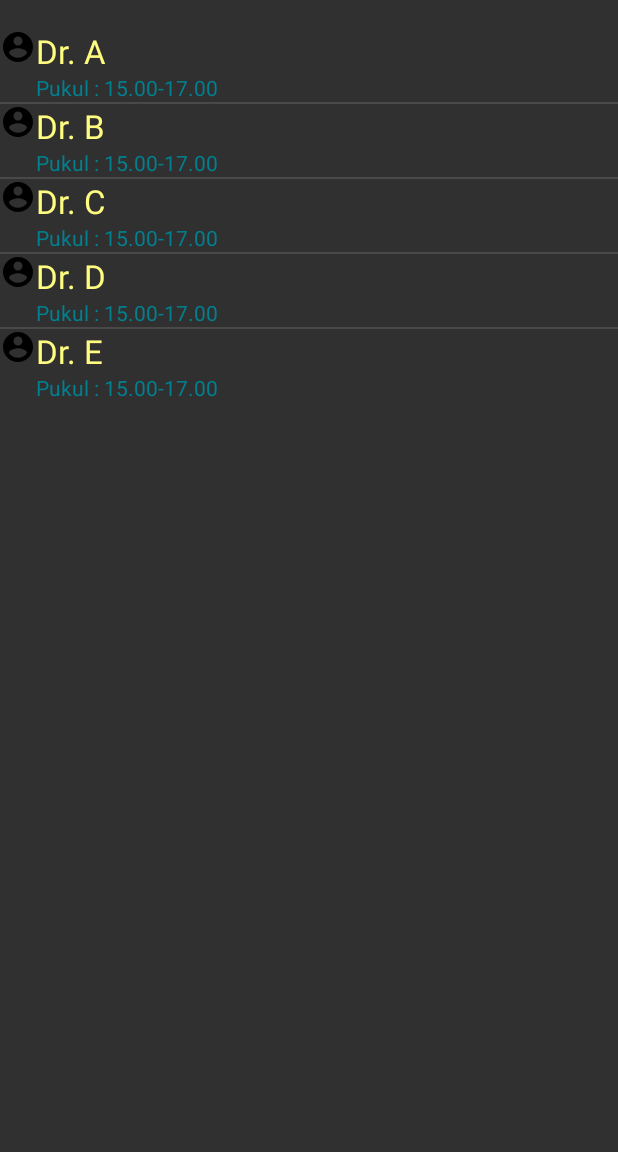
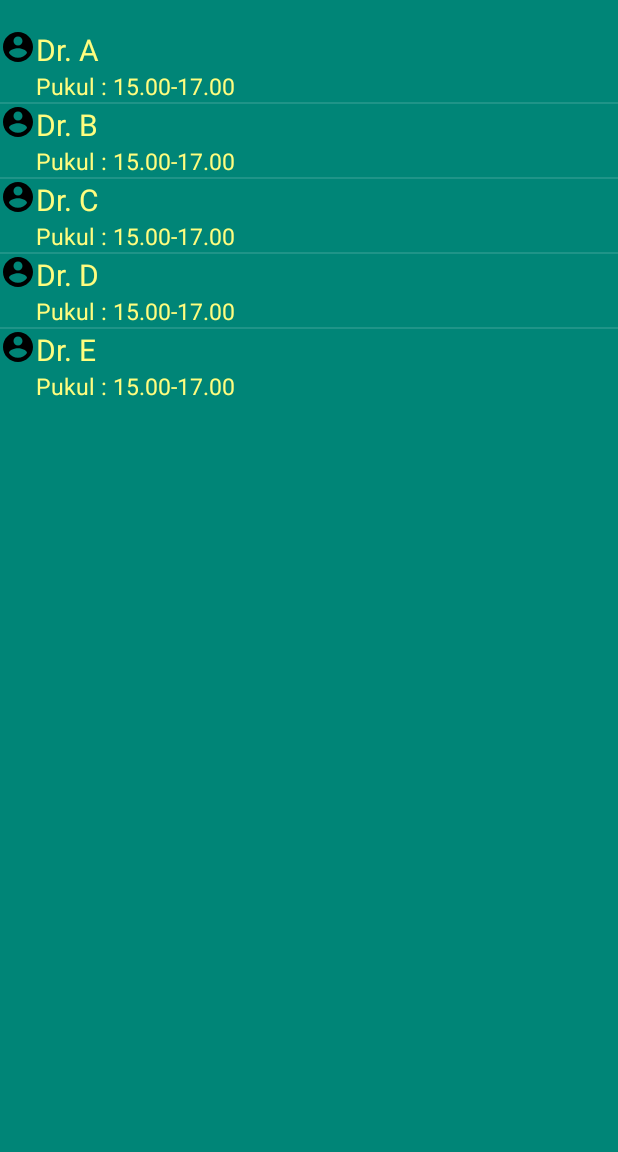
Before and after one commit to syarwanarief/CekJadwalDokter, an Android app: the DokterGigi screen opened directly, with no data from a screen before it, on a phone screen of 412 x 824 dp, the part 84-1236 px from its top. Run offline under Robolectric (Android 15) with nearby library versions, the phone set to English and light mode, and no system bars; our stand-ins replace Navigation 3.

Commit message:
12 october 2018 14.18

```diff
--- a/app/src/main/java/mobile/project/cekjadwaldokter/DaftarDokterSpesialis/advent.java
+++ b/app/src/main/java/mobile/project/cekjadwaldokter/DaftarDokterSpesialis/advent.java
@@ -50,7 +50,7 @@ public class advent extends AppCompatActivity {
                 switch (menuItem.getItemId()){
                     // pilihan menu item navigasi akan menampilkan pesan toast klik kalian bisa menggantinya
                     //dengan intent activity
-                    case R.id.navigation1:
+                    case R.id.beranda:
                         Intent intent = new Intent(advent.this, Drawer.class);
                         startActivity(intent);
                         finish();
--- a/app/src/main/java/mobile/project/cekjadwaldokter/InfoDokter/DokterGigi.java
+++ b/app/src/main/java/mobile/project/cekjadwaldokter/InfoDokter/DokterGigi.java
@@ -59,7 +59,7 @@ public class DokterGigi extends AppCompatActivity {
                 switch (menuItem.getItemId()){
                     // pilihan menu item navigasi akan menampilkan pesan toast klik kalian bisa menggantinya
                     //dengan intent activity
-                    case R.id.navigation1:
+                    case R.id.beranda:
                         Intent intent = new Intent(DokterGigi.this, Drawer.class);
                         startActivity(intent);
                         finish();
--- a/app/src/main/res/layout/activity_advent.xml
+++ b/app/src/main/res/layout/activity_advent.xml
@@ -21,7 +21,8 @@
 
     <LinearLayout
         android:layout_width="match_parent"
-        android:layout_height="match_parent">
+        android:layout_height="match_parent"
+        android:background="@color/colorPrimary">
 
         <LinearLayout
             android:layout_width="match_parent"
--- a/app/src/main/res/layout/activity_dokter_gigi.xml
+++ b/app/src/main/res/layout/activity_dokter_gigi.xml
@@ -13,6 +13,7 @@
         android:layout_width="match_parent"
         android:layout_height="match_parent"
         android:measureWithLargestChild="false"
+        android:background="@color/colorPrimary"
         android:orientation="vertical">
 
         <include
--- a/app/src/main/res/layout/list_spesialis.xml
+++ b/app/src/main/res/layout/list_spesialis.xml
@@ -20,7 +20,7 @@
         android:layout_toRightOf="@+id/imV"
         android:text="TextView"
         android:textColor="#fffd7f"
-        android:textSize="10pt"
+        android:textSize="20dp"
         />
 
     <TextView
@@ -30,7 +30,8 @@
         android:layout_alignLeft="@+id/tv_nama"
         android:layout_below="@+id/tv_nama"
         android:text="TextView"
-        android:textColor="#02808f"
+        android:textColor="#fffd7f"
+        android:textSize="15dp"
         />
 
 </RelativeLayout>
--- a/app/src/main/res/menu/item_navigasi.xml
+++ b/app/src/main/res/menu/item_navigasi.xml
@@ -2,7 +2,7 @@
 <menu xmlns:android="http://schemas.android.com/apk/res/android">
     <group android:checkableBehavior="all">
         <item
-            android:id="@+id/navigation1"
+            android:id="@+id/beranda"
             android:checked="false"
             android:icon="@drawable/ic_beranda"
             android:title="Beranda" />
```
Also changed, not shown: app/src/main/java/mobile/project/cekjadwaldokter/MenuUtama/Drawer.java (+31 -1 lines).
